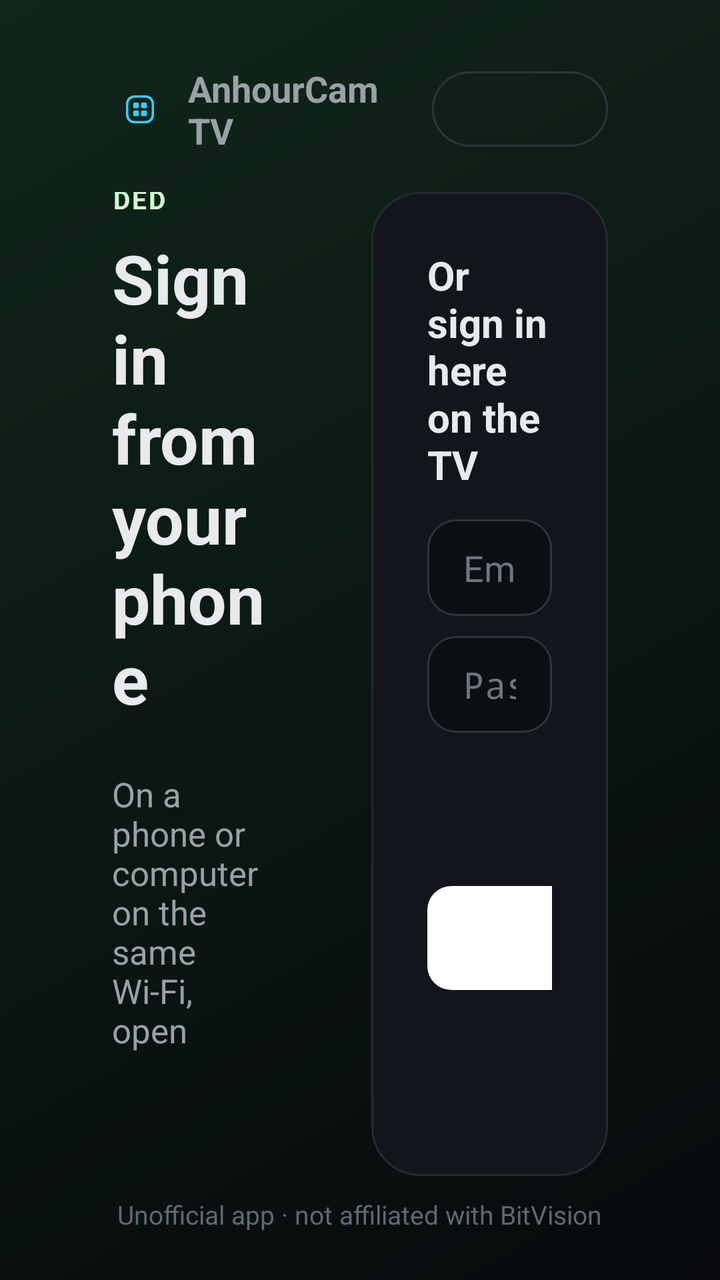
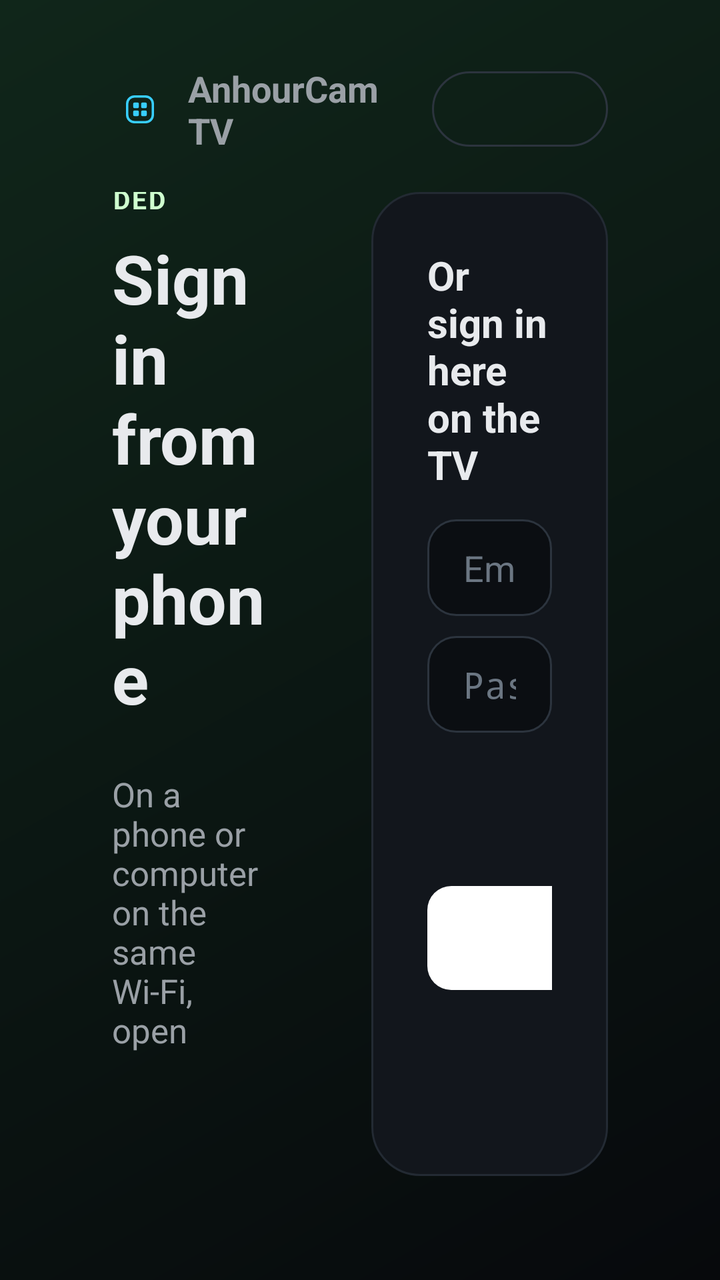

An Android layout rendered at two revisions. The XML below is the earlier revision; the diff shows what the commit changed to produce the second picture.
<!-- AndroidManifest.xml: application theme Theme.CamGrid -->
<!-- res/layout/activity_login.xml -->
<?xml version="1.0" encoding="utf-8"?>
<FrameLayout xmlns:android="http://schemas.android.com/apk/res/android"
    android:layout_width="match_parent"
    android:layout_height="match_parent"
    android:background="@drawable/bg_screen">

    <FrameLayout
        android:layout_width="match_parent"
        android:layout_height="match_parent"
        android:paddingStart="56dp"
        android:paddingTop="32dp"
        android:paddingEnd="56dp"
        android:paddingBottom="24dp">

        
        <LinearLayout
            android:layout_width="match_parent"
            android:layout_height="wrap_content"
            android:layout_gravity="top"
            android:gravity="center_vertical"
            android:orientation="horizontal">

            <ImageView
                android:layout_width="28dp"
                android:layout_height="28dp"
                android:importantForAccessibility="no"
                android:src="@drawable/ic_launcher_foreground"
                android:scaleType="centerCrop" />

            <TextView
                android:layout_width="0dp"
                android:layout_height="wrap_content"
                android:layout_marginStart="10dp"
                android:layout_weight="1"
                android:text="@string/app_name"
                android:textColor="@color/text_dim"
                android:textSize="18sp"
                android:textStyle="bold" />

            <Button
                android:id="@+id/language"
                style="@style/GhostButton"
                android:nextFocusDown="@id/email"
                android:nextFocusLeft="@id/new_code" />
        </LinearLayout>

        <LinearLayout
            android:layout_width="match_parent"
            android:layout_height="match_parent"
            android:layout_marginTop="64dp"
            android:layout_marginBottom="28dp"
            android:baselineAligned="false"
            android:orientation="horizontal">

            
            <LinearLayout
                android:layout_width="0dp"
                android:layout_height="match_parent"
                android:layout_weight="1.1"
                android:gravity="center_vertical"
                android:orientation="vertical"
                android:paddingStart="0dp"
                android:paddingEnd="48dp">

                <TextView style="@style/Eyebrow" android:text="@string/phone_eyebrow" />

                <TextView
                    android:layout_width="wrap_content"
                    android:layout_height="wrap_content"
                    android:layout_marginTop="8dp"
                    android:text="@string/phone_title"
                    android:textColor="@color/text"
                    android:textSize="34sp"
                    android:textStyle="bold" />

                <TextView
                    android:id="@+id/pair_step1"
                    android:layout_width="wrap_content"
                    android:layout_height="wrap_content"
                    android:layout_marginTop="24dp"
                    android:text="@string/phone_step1"
                    android:textColor="@color/text_dim"
                    android:textSize="17sp" />

                <TextView
                    android:id="@+id/pair_url"
                    android:layout_width="wrap_content"
                    android:layout_height="wrap_content"
                    android:layout_marginTop="6dp"
                    android:fontFamily="monospace"
                    android:maxLines="1"
                    android:textColor="@color/accent"
                    android:textSize="24sp"
                    android:textStyle="bold" />

                <TextView
                    android:id="@+id/pair_step2"
                    android:layout_width="wrap_content"
                    android:layout_height="wrap_content"
                    android:layout_marginTop="20dp"
                    android:text="@string/phone_step2"
                    android:textColor="@color/text_dim"
                    android:textSize="17sp" />

                <TextView
                    android:id="@+id/pair_code"
                    android:layout_width="wrap_content"
                    android:layout_height="wrap_content"
                    android:layout_marginTop="8dp"
                    android:background="@drawable/bg_code"
                    android:fontFamily="monospace"
                    android:letterSpacing="0.25"
                    android:paddingStart="24dp"
                    android:paddingTop="10dp"
                    android:paddingEnd="24dp"
                    android:paddingBottom="10dp"
                    android:textColor="@color/text"
                    android:textSize="44sp"
                    android:textStyle="bold" />

                <TextView
                    android:id="@+id/pair_note"
                    android:layout_width="wrap_content"
                    android:layout_height="wrap_content"
                    android:layout_marginTop="16dp"
                    android:text="@string/phone_note"
                    android:textColor="#FF6B7682"
                    android:textSize="14sp" />

                <Button
                    android:id="@+id/new_code"
                    style="@style/GhostButton"
                    android:layout_marginTop="12dp"
                    android:nextFocusRight="@id/email"
                    android:nextFocusUp="@id/language"
                    android:text="@string/phone_new_code"
                    android:visibility="gone" />
            </LinearLayout>

            
            <LinearLayout
                android:layout_width="0dp"
                android:layout_height="wrap_content"
                android:layout_gravity="center_vertical"
                android:layout_weight="1"
                android:background="@drawable/bg_card"
                android:orientation="vertical"
                android:padding="28dp">

                <TextView
                    android:layout_width="wrap_content"
                    android:layout_height="wrap_content"
                    android:text="@string/tv_title"
                    android:textColor="@color/text"
                    android:textSize="20sp"
                    android:textStyle="bold" />

                <EditText
                    android:id="@+id/email"
                    style="@style/Field"
                    android:layout_marginTop="14dp"
                    android:autofillHints="emailAddress"
                    android:hint="@string/login_email"
                    android:imeOptions="actionNext|flagNoExtractUi"
                    android:inputType="textEmailAddress"
                    android:nextFocusDown="@id/password"
                    android:nextFocusLeft="@id/new_code"
                    android:nextFocusUp="@id/language" />

                <EditText
                    android:id="@+id/password"
                    style="@style/Field"
                    android:autofillHints="password"
                    android:hint="@string/login_password"
                    android:imeOptions="actionNext|flagNoExtractUi"
                    android:inputType="textPassword"
                    android:nextFocusDown="@id/new_captcha"
                    android:nextFocusUp="@id/email" />

                <LinearLayout
                    android:layout_width="match_parent"
                    android:layout_height="wrap_content"
                    android:layout_marginTop="12dp"
                    android:gravity="center_vertical"
                    android:orientation="horizontal">

                    <ImageView
                        android:id="@+id/captcha"
                        android:layout_width="150dp"
                        android:layout_height="52dp"
                        android:background="@drawable/bg_captcha"
                        android:contentDescription="@string/login_captcha_description"
                        android:padding="4dp"
                        android:scaleType="fitCenter" />

                    <Button
                        android:id="@+id/new_captcha"
                        style="@style/GhostButton"
                        android:layout_marginStart="14dp"
                        android:nextFocusDown="@id/code"
                        android:nextFocusUp="@id/password"
                        android:text="@string/login_new_image" />
                </LinearLayout>

                <EditText
                    android:id="@+id/code"
                    style="@style/Field"
                    android:hint="@string/login_captcha_hint"
                    android:imeOptions="actionDone|flagNoExtractUi"
                    android:importantForAutofill="no"
                    android:inputType="number"
                    android:maxLength="6"
                    android:nextFocusDown="@id/sign_in"
                    android:nextFocusUp="@id/new_captcha" />

                <Button
                    android:id="@+id/sign_in"
                    style="@style/PrimaryButton"
                    android:layout_marginTop="18dp"
                    android:nextFocusDown="@id/ip_only"
                    android:nextFocusUp="@id/code"
                    android:text="@string/login_sign_in" />

                <Button
                    android:id="@+id/ip_only"
                    style="@style/GhostButton"
                    android:layout_width="match_parent"
                    android:layout_marginTop="12dp"
                    android:nextFocusUp="@id/sign_in"
                    android:text="@string/login_ip_only" />

                <TextView
                    android:id="@+id/status"
                    android:layout_width="match_parent"
                    android:layout_height="wrap_content"
                    android:layout_marginTop="10dp"
                    android:textColor="#FFFFB4AB"
                    android:textSize="15sp" />
            </LinearLayout>
        </LinearLayout>

        <TextView
            android:layout_width="wrap_content"
            android:layout_height="wrap_content"
            android:layout_gravity="bottom|center_horizontal"
            android:text="@string/disclaimer"
            android:textColor="#FF5F6873"
            android:textSize="13sp" />
    </FrameLayout>
</FrameLayout>
<!-- resources referenced by this layout -->
<resources>
  <color name="accent">#FFCFFFCF</color>
  <color name="text">#FFE8EAED</color>
  <color name="text_dim">#FF9AA0A6</color>
  <!-- drawable bg_captcha (drawable) -->
  <?xml version="1.0" encoding="utf-8"?>
  <shape xmlns:android="http://schemas.android.com/apk/res/android">
      <solid android:color="#FFFFFFFF" />
      <corners android:radius="12dp" />
  </shape>
  <!-- drawable bg_card (drawable) -->
  <?xml version="1.0" encoding="utf-8"?>
  <shape xmlns:android="http://schemas.android.com/apk/res/android">
      <solid android:color="#FF12161C" />
      <stroke android:width="1dp" android:color="#FF232A33" />
      <corners android:radius="24dp" />
  </shape>
  <!-- drawable bg_code (drawable) -->
  <?xml version="1.0" encoding="utf-8"?>
  <shape xmlns:android="http://schemas.android.com/apk/res/android">
      <solid android:color="#1AC8FBD0" />
      <stroke android:width="1dp" android:color="#55C8FBD0" />
      <corners android:radius="18dp" />
  </shape>
  <!-- drawable bg_screen (drawable) -->
  <?xml version="1.0" encoding="utf-8"?>
  <shape xmlns:android="http://schemas.android.com/apk/res/android">
      <gradient android:angle="315" android:endColor="#FF07090C" android:startColor="#FF10261A" android:type="linear" />
  </shape>
  <string name="app_name" translatable="false">AnhourCam TV</string>
  <string name="disclaimer">Unofficial app · not affiliated with BitVision</string>
  <string name="login_captcha_description">Picture code (CAPTCHA) from BitVision</string>
  <string name="login_captcha_hint">Digits in the picture</string>
  <string name="login_email">Email or username</string>
  <string name="login_ip_only">No BitVision account? Use IP cameras only</string>
  <string name="login_new_image">New picture</string>
  <string name="login_password">Password</string>
  <string name="login_sign_in">Sign in</string>
  <string name="phone_eyebrow">Recommended</string>
  <string name="phone_new_code">Get a new code</string>
  <string name="phone_note">The code works once and expires after 10 minutes.</string>
  <string name="phone_step1">On a phone or computer on the same Wi-Fi, open</string>
  <string name="phone_step2">Then enter this code</string>
  <string name="phone_title">Sign in from your phone</string>
  <string name="tv_title">Or sign in here on the TV</string>
  <style name="Eyebrow">
          <item name="android:layout_width">wrap_content</item>
          <item name="android:layout_height">wrap_content</item>
          <item name="android:textColor">@color/accent</item>
          <item name="android:textSize">13sp</item>
          <item name="android:textStyle">bold</item>
          <item name="android:letterSpacing">0.08</item>
          <item name="android:textAllCaps">true</item>
      </style>
  <style name="Theme.CamGrid" parent="@android:style/Theme.Material.NoActionBar.Fullscreen">
          <item name="android:windowBackground">@color/background</item>
          <item name="android:colorAccent">@color/accent</item>
          <item name="android:textColor">@color/text</item>
      </style>
  <!-- drawable bg_ghost (drawable) -->
  <?xml version="1.0" encoding="utf-8"?>
  <selector xmlns:android="http://schemas.android.com/apk/res/android">
      <item android:state_focused="true">
          <shape>
              <solid android:color="#33C8FBD0" />
              <stroke android:width="3dp" android:color="#FFC8FBD0" />
              <corners android:radius="999dp" />
          </shape>
      </item>
      <item>
          <shape>
              <stroke android:width="1dp" android:color="#FF2C343E" />
              <corners android:radius="999dp" />
          </shape>
      </item>
  </selector>
  <color name="background">#FF0B0D10</color>
  <!-- unchanged entries left out for length: 6 -->
</resources>

<!-- the commit's change to res/layout/activity_login.xml (unified diff, before → after) -->
@@ -238,13 +238,5 @@
                     android:textSize="15sp" />
             </LinearLayout>
         </LinearLayout>
-
-        <TextView
-            android:layout_width="wrap_content"
-            android:layout_height="wrap_content"
-            android:layout_gravity="bottom|center_horizontal"
-            android:text="@string/disclaimer"
-            android:textColor="#FF5F6873"
-            android:textSize="13sp" />
     </FrameLayout>
 </FrameLayout>
<!-- resource entries referenced after the edit -->
@@ -29,7 +29,6 @@
       <gradient android:angle="315" android:endColor="#FF07090C" android:startColor="#FF10261A" android:type="linear" />
   </shape>
   <string name="app_name" translatable="false">AnhourCam TV</string>
-  <string name="disclaimer">Unofficial app · not affiliated with BitVision</string>
   <string name="login_captcha_description">Picture code (CAPTCHA) from BitVision</string>
   <string name="login_captcha_hint">Digits in the picture</string>
   <string name="login_email">Email or username</string>
